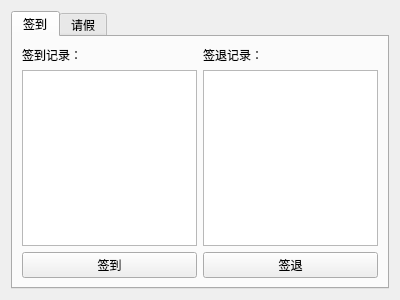
Old version of the form code/doctor/attendancepage.ui in the repository laonuo2004/cpp-qt-medical-system.
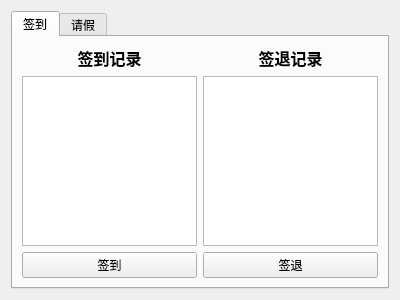
New version of the form. The open tabs and pages were chosen to show the change.

```diff
--- a/code/doctor/attendancepage.ui
+++ b/code/doctor/attendancepage.ui
@@ -20,6 +20,12 @@
       <number>1</number>
      </property>
      <widget class="QWidget" name="CheckInTab">
+      <property name="font">
+       <font>
+        <weight>50</weight>
+        <bold>false</bold>
+       </font>
+      </property>
       <attribute name="title">
        <string>签到</string>
       </attribute>
@@ -28,8 +34,18 @@
         <layout class="QVBoxLayout" name="verticalLayout_2">
          <item>
           <widget class="QLabel" name="label">
+           <property name="font">
+            <font>
+             <pointsize>12</pointsize>
+             <weight>75</weight>
+             <bold>true</bold>
+            </font>
+           </property>
            <property name="text">
-            <string>签到记录：</string>
+            <string>签到记录</string>
+           </property>
+           <property name="alignment">
+            <set>Qt::AlignCenter</set>
            </property>
           </widget>
          </item>
@@ -49,8 +65,18 @@
         <layout class="QVBoxLayout" name="verticalLayout_3">
          <item>
           <widget class="QLabel" name="label_2">
+           <property name="font">
+            <font>
+             <pointsize>12</pointsize>
+             <weight>75</weight>
+             <bold>true</bold>
+            </font>
+           </property>
            <property name="text">
-            <string>签退记录：</string>
+            <string>签退记录</string>
+           </property>
+           <property name="alignment">
+            <set>Qt::AlignCenter</set>
            </property>
           </widget>
          </item>
```
Left out of the diff: 34 changed lines with no effect on the pictures.
